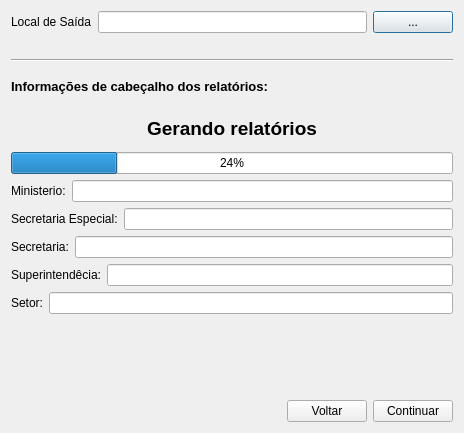
Old version of the form screens/report_generator.ui in the repository spuhub/prisma.
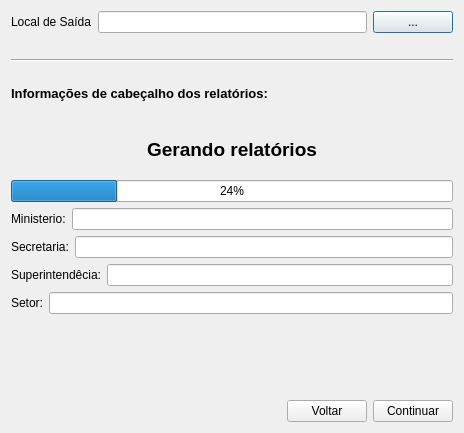
New version of the form.

Commit message: ajustes textos pdf; remocao campo secretaria especial

Diff of the .ui file:
```diff
--- a/screens/report_generator.ui
+++ b/screens/report_generator.ui
@@ -115,20 +115,6 @@
        </item>
       </layout>
      </item>
-     <item>
-      <layout class="QHBoxLayout" name="horizontalLayout_2">
-       <item>
-        <widget class="QLabel" name="label_2">
-         <property name="text">
-          <string>Secretaria Especial:</string>
-         </property>
-        </widget>
-       </item>
-       <item>
-        <widget class="QLineEdit" name="secretariaEspecial"/>
-       </item>
-      </layout>
-     </item>
      <item>
       <layout class="QHBoxLayout" name="horizontalLayout_3">
        <item>
```
The commit also changes 4 other files.
